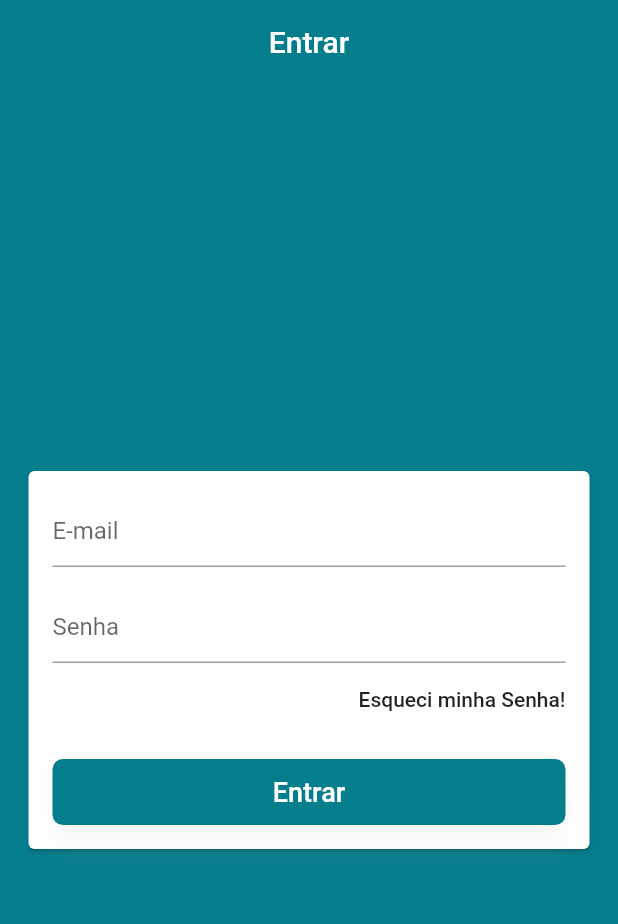
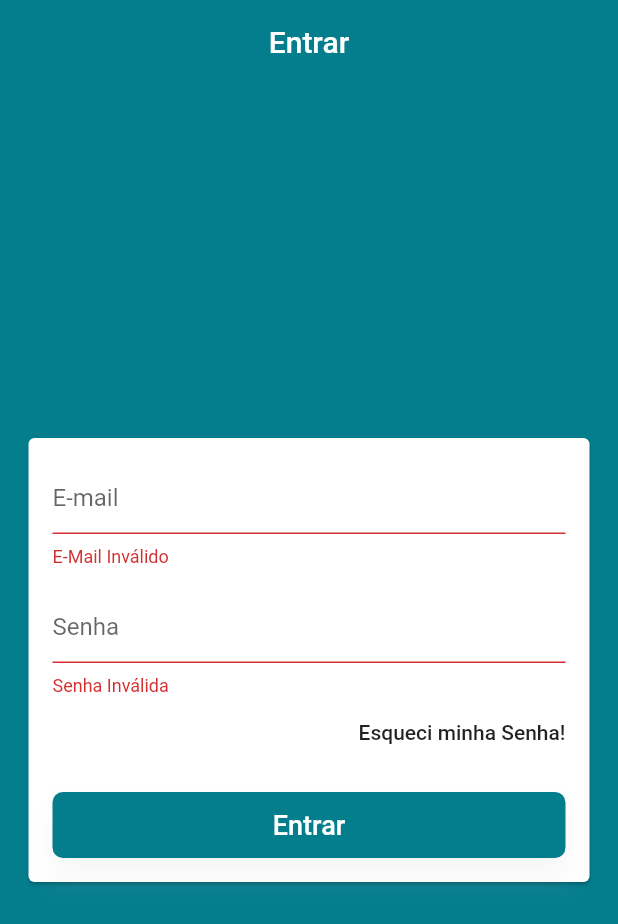
Before and after one commit to BrunoSalgadoti/E-Commerce, a Flutter app: the screen it shows after launch, after a tap on "Entrar", on a phone screen of 412 x 824 dp. Shown: the top 924 px of the screen. Run offline on Flutter 3.47's test engine with Material 2 defaults, Android fonts, the phone set to English and light mode, and no system bars; our stand-ins replace firebase_auth, firebase_core; accounts and stored records are empty.

```diff
--- a/lib/common/button/BotaoCustomizado.dart
+++ b/lib/common/button/custom_button.dart
@@ -1,6 +1,6 @@
 import 'package:flutter/material.dart';
 
-class BotaoCustomizado extends StatelessWidget {
+class CustomButton extends StatelessWidget {
 
 
   final dynamic texto;
@@ -12,9 +12,9 @@ class BotaoCustomizado extends StatelessWidget {
   final double elevation;
 
 
-  const BotaoCustomizado({super.key,
+  const CustomButton({super.key,
     @required this.texto,
-    this.onPressed,
+    @required this.onPressed,
     this.corTexto = Colors.white,
     this.corBotao = const Color.fromARGB(255, 4, 125, 141),
     this.corShadow = Colors.white24,
--- /dev/null
+++ b/lib/helpers/validators.dart
@@ -0,0 +1,8 @@
+bool emailValid(String email){
+  final RegExp regex = RegExp(
+      r"^(([^<>()[\]\\.,;:\s@\']+(\.[^<>()[\]\\.,;:\s@\']+)*)|(\'.+\'))@((\[[0-9]"
+      r"{1,3}\.[0-9]{1,3}\.[0-9]{1,3}\.[0-9]{1,3}\])|(([a-zA-Z\-0-9]+\.)+[a-zA-Z]{2,}))$");
+
+
+  return regex.hasMatch(email);
+}
--- a/lib/main.dart
+++ b/lib/main.dart
@@ -1,9 +1,11 @@
 import 'package:ecommerce/models/db_api/FirebaseApiWeb.dart';
+import 'package:ecommerce/models/users_manager.dart';
 import 'package:ecommerce/screens/base/base_screen.dart';
 import 'package:flutter/foundation.dart' show kIsWeb;
 import 'dart:core';
 import 'package:firebase_core/firebase_core.dart';
 import 'package:flutter/material.dart';
+import 'package:provider/provider.dart';
 
  final  ThemeData temaPadrao = ThemeData(
     primaryColor: const Color.fromARGB(255, 4, 125, 141),
@@ -40,13 +42,16 @@ class MyApp extends StatelessWidget {
   @override
   Widget build(BuildContext context) {
 
-    return MaterialApp(
-      title: 'Loja Virtual BRN-Info_Dev',
+    return Provider(
+      create: (_) => UserManager(),
+      child: MaterialApp(
+        title: 'Loja Virtual BRN-Info_Dev',
 
-      theme: temaPadrao,
+        theme: temaPadrao,
 
-      home: BaseScreen(),
-      debugShowCheckedModeBanner: false,
+        home: BaseScreen(),
+        debugShowCheckedModeBanner: false,
+      ),
     );
   }
 }
--- /dev/null
+++ b/lib/models/users.dart
@@ -0,0 +1,10 @@
+class Users {
+
+  String email;
+  String password;
+
+  Users({required this.email, required this.password});
+
+
+
+}
--- a/lib/screens/login/login_screen.dart
+++ b/lib/screens/login/login_screen.dart
@@ -1,10 +1,18 @@
-import 'package:ecommerce/common/button/BotaoCustomizado.dart';
+import 'package:ecommerce/common/button/custom_button.dart';
+import 'package:ecommerce/helpers/validators.dart';
+import 'package:ecommerce/models/users.dart';
+import 'package:ecommerce/models/users_manager.dart';
 import 'package:flutter/material.dart';
 import 'package:flutter/foundation.dart' show kIsWeb;
+import 'package:provider/provider.dart';
+
 
 class LoginScreen extends StatelessWidget {
-  const LoginScreen({super.key});
 
+  final TextEditingController emailController = TextEditingController();
+  final TextEditingController passwordController = TextEditingController();
+
+  final GlobalKey<FormState> formKey = GlobalKey<FormState>();
 
   @override
   Widget build(BuildContext context) {
@@ -19,20 +27,27 @@ class LoginScreen extends StatelessWidget {
         child: Card(
           margin: kIsWeb ?  const EdgeInsets.symmetric(horizontal: 150) :
                             const EdgeInsets.symmetric(horizontal: 19),
+          child: Form(
+            key: formKey,
             child: ListView(
               padding: const EdgeInsets.all(16),
               shrinkWrap: true,
               children: [
                  TextFormField(
+                  controller: emailController,
                   decoration: const InputDecoration(hintText: 'E-mail'),
                   keyboardType: TextInputType.emailAddress,
                   autocorrect: false,
                   validator: (email){
+                    if(!emailValid(email!)) {
+                      return 'E-Mail Inválido';
+                    }
                     return null;
                   },
                 ),
                 const SizedBox(height: 16,),
                 TextFormField(
+                  controller: passwordController,
                   decoration: const InputDecoration(hintText: 'Senha'),
                   autocorrect: false,
                   obscureText: true,
@@ -58,15 +73,37 @@ class LoginScreen extends StatelessWidget {
                 const SizedBox(height: 16,),
                 SizedBox(
                   height: 44,
-                child: BotaoCustomizado(
+                  child: CustomButton(
                       texto: 'Entrar',
-                    onPressed: (){ }
+                      onPressed: (){
+                        if(formKey.currentState!.validate()) {
+                          context.read<UserManager>().signIn(
+                            users: Users(
+                                email: emailController.text,
+                                password: passwordController.text
+                            ),
+                            onFail: (e){
+                              ScaffoldMessenger.of(context).showSnackBar(
+                                  SnackBar(
+                                    content: Text(e,
+                                        style: TextStyle(fontSize: 18)
+                                    ),
+                                    backgroundColor: Colors.red,
+                                  ));
+                            },
+                            onSuccess: () {
+                              // TODO: FECHAR TELA DE LOGIN
+                            }
+                          );
+                        }
+                      }
                   ),
                 ),
               ],
             ),
           ),
         ),
+      ),
     );
   }
 }
```
Also changed, not shown: lib/helpers/firebase_errors.dart (added, +35 -0 lines), lib/models/users_manager.dart (added, +20 -0 lines), 2 other files. Lines whose indentation alone changed are shown as unchanged.
